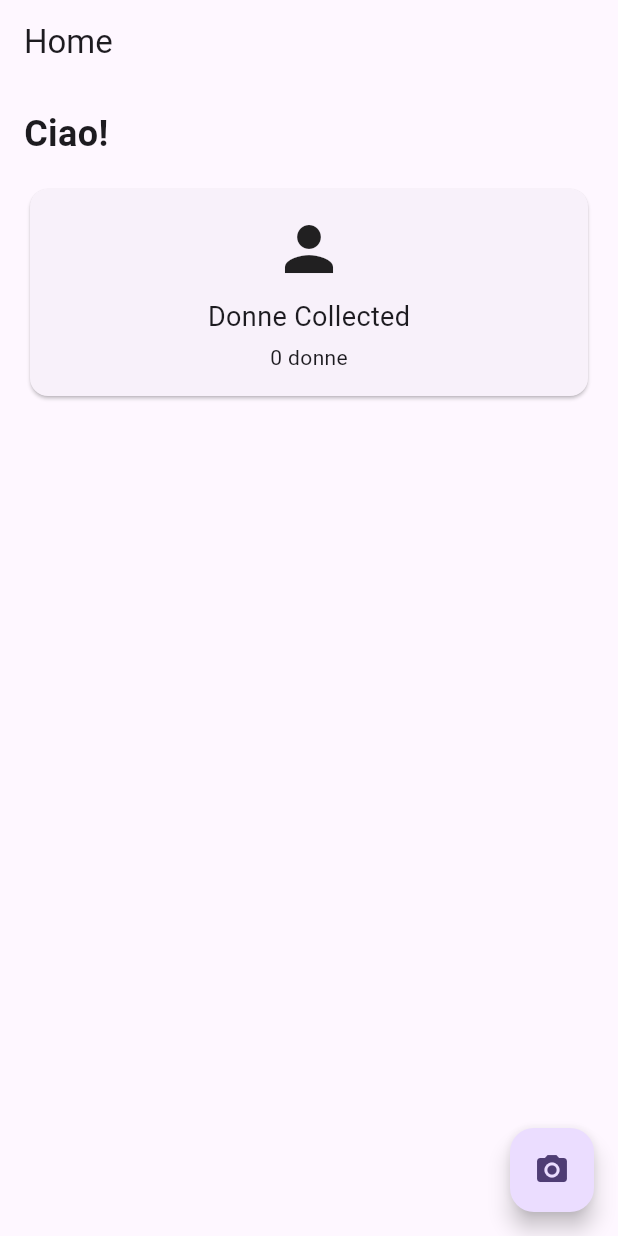
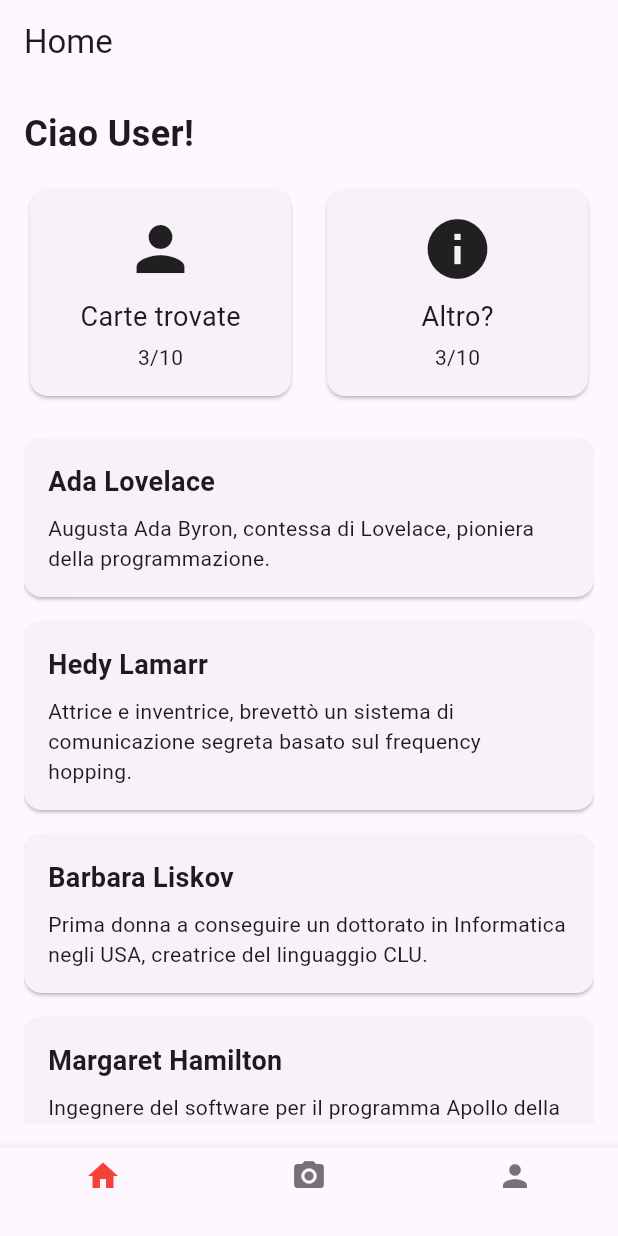
Before and after one commit to elenam001/donne_in_informatica, a Flutter app: the screen it shows after launch, on a phone screen of 412 x 824 dp. Run offline on Flutter 3.47's test engine with Material 3 defaults, Android fonts, the phone set to English and light mode, and no system bars; our stand-ins replace sqflite; missing offline and left inert: mobile_scanner; accounts and stored records are empty.

Commit message:
aggiunta ui home e account + riempito db

```diff
--- a/lib/db/db.dart
+++ b/lib/db/db.dart
@@ -27,35 +27,43 @@ class DatabaseHelper {
     const idType = 'INTEGER PRIMARY KEY AUTOINCREMENT';
     const textType = 'TEXT NOT NULL';
 
-    await db.execute(
-      '''
+    // Creazione della tabella "donna"
+    await db.execute('''
       CREATE TABLE donna (
         id $idType,
         nome $textType,
         description $textType
-      )
+      );
+    ''');
 
-      INSERT INTO donna [(id, nome, descrizione)]
-      VALUES (1, Ada Lovelace, "Augusta Ada Byron, contessa di Lovelace, nacque il 10 dicembre 1815 a Londra, figlia del celebre poeta Lord Byron e di Anne Isabella Milbanke, un'aristocratica inglese appassionata di matematica.
+    // Creazione della tabella "collezionata"
+    await db.execute('''
+      CREATE TABLE collezionata (
+        id $idType,
+        idDonna $idType
+      );
+    ''');
 
-      Fin dalla giovane età, Ada ricevette un'educazione rigorosa e completa, comprensiva di musica, lingue straniere e, soprattutto, matematica, grazie alla determinazione della madre di evitare che la figlia seguisse le orme artistiche del padre. Ada fu allieva della nota matematica e astronoma Mary Somerville, che le presentò il matematico Charles Babbage nel 1833. Questa presentazione segnò l'inizio di una collaborazione cruciale nella storia dell'informatica.
+    // Inserimento dei dati nella tabella "donna"
+    await _insertInitialData(db);
+  }
 
-      Babbage stava lavorando al progetto della sua Macchina Analitica, un calcolatore meccanico capace di eseguire qualsiasi calcolo matematico complesso. Ada fu profondamente affascinata dalla macchina e dalla sua potenziale applicazione. Nel 1842, Ada tradusse un articolo del matematico italiano Luigi Federico Menabrea che descriveva la Macchina Analitica. La traduzione fu arricchita con note estensive di suo pugno, che risultarono essere più dettagliate e lungimiranti dell'articolo stesso.
+  Future _insertInitialData(Database db) async {
+    await db.execute('''
+      INSERT INTO donna (nome, description) VALUES
+      ('Ada Lovelace', 'Augusta Ada Byron, contessa di Lovelace, pioniera della programmazione.'),
+      ('Hedy Lamarr', 'Attrice e inventrice, brevettò un sistema di comunicazione segreta basato sul frequency hopping.'),
+      ('Barbara Liskov', 'Prima donna a conseguire un dottorato in Informatica negli USA, creatrice del linguaggio CLU.'),
+      ('Margaret Hamilton', 'Ingegnere del software per il programma Apollo della NASA, contribuì all\'allunaggio.'),
+      ('Grace Hopper', 'Pioniera dell\'informatica, sviluppò il primo compilatore per computer e contribuì allo sviluppo di COBOL.'),
+      ('Frances Elizabeth Allen', 'Prima donna a vincere il Premio Turing per i suoi contributi all\'ottimizzazione dei compilatori.'),
+      ('Fei-Fei Li', 'Professoressa di Stanford e creatrice di ImageNet, una risorsa chiave per il deep learning.'),
+      ('Shafi Goldwasser', 'Figura di spicco nella crittografia e nell\'informatica teorica, vincitrice del Turing Award.'),
+      ('Luigia Carlucci Aiello', 'Fondatrice dell\'intelligenza artificiale in Italia e promotrice di progetti di ricerca su sistemi intelligenti.'),
+      ('Code Girls', 'Oltre 10.000 donne americane reclutate per decifrare codici durante la Seconda Guerra Mondiale.');
+    ''');
+  }
 
-      Le note di Ada Lovelace non si limitarono a spiegare il funzionamento della macchina, ma introdussero concetti che oggi sono fondamentali nell'informatica. Ada descrisse un algoritmo per calcolare i numeri di Bernoulli, il che le valse il titolo di "prima programmatrice" della storia. Le sue idee includevano l'uso di subroutine e iterazioni, elementi chiave nei moderni linguaggi di programmazione.
-
-      Ada immaginò che la Macchina Analitica potesse fare molto più che semplici calcoli numerici. Previde che potesse essere programmata per eseguire una varietà di compiti, come comporre musica o manipolare simboli. Questa visione prefigurava l'idea dei computer moderni come strumenti multifunzionali.
-
-      Nonostante non vide mai la Macchina Analitica costruita, Ada Lovelace lasciò un'eredità duratura nel campo dell'informatica. La sua capacità di vedere oltre le applicazioni immediate della macchina di Babbage e di immaginare un futuro in cui le macchine potessero svolgere una vasta gamma di compiti è stata fondamentale. Oggi, in suo onore, ogni anno si celebra l'Ada Lovelace Day, per riconoscere e commemorare i contributi delle donne nelle discipline STEM."
-      );
-
-      CREATE TABLE collezionata (
-        id $idType
-        idDonna $idType
-      )
-      '''
-    );
-  }
   Future<int> insertCollected(Map<String, dynamic> row) async {
     final db = await instance.database;
 
@@ -65,20 +73,20 @@ class DatabaseHelper {
   Future<List<Map<String, dynamic>>> queryAllRows() async {
     final db = await instance.database;
 
-    return await db.query('items');
+    return await db.query('donna');
   }
 
   Future<int> update(Map<String, dynamic> row) async {
     final db = await instance.database;
     int id = row['id'];
 
-    return await db.update('items', row, where: 'id = ?', whereArgs: [id]);
+    return await db.update('donna', row, where: 'id = ?', whereArgs: [id]);
   }
 
   Future<int> delete(int id) async {
     final db = await instance.database;
 
-    return await db.delete('items', where: 'id = ?', whereArgs: [id]);
+    return await db.delete('donna', where: 'id = ?', whereArgs: [id]);
   }
 
   Future close() async {
--- a/lib/view/home.dart
+++ b/lib/view/home.dart
@@ -1,6 +1,7 @@
 import 'package:flutter/material.dart';
 import 'package:mobile_scanner/mobile_scanner.dart';
 import 'package:donne_e_informatica/db/db.dart';
+import 'profile.dart'; // Importa la pagina del profilo
 
 class HomePage extends StatefulWidget {
   @override
@@ -11,6 +12,7 @@ class _HomePageState extends State<HomePage> {
   late DatabaseHelper dbHelper;
   List<Map<String, dynamic>> donne = [];
   int collectedCount = 0;
+  int _selectedIndex = 0; // Indice della pagina selezionata
 
   @override
   void initState() {
@@ -31,7 +33,7 @@ class _HomePageState extends State<HomePage> {
     Map<String, dynamic> row = {
       'idDonna': idDonna,
     };
-    await dbHelper.insertCollected(row);
+    //await dbHelper.insertCollected(row);
     _loadItems();
   }
 
@@ -39,9 +41,29 @@ class _HomePageState extends State<HomePage> {
     Navigator.of(context).push(MaterialPageRoute(
       builder: (context) => QRViewScreen(onScanned: (id) {
         _addCollected(id);
-        Navigator.of(context).pop(); // Close the scanner screen
+        Navigator.of(context).pop(); // Chiude lo schermo del QR scanner
       }),
     ));
+  }
+
+  void _onItemTapped(int index) {
+    setState(() {
+      _selectedIndex = index;
+    });
+
+    // Gestisce la navigazione in base all'icona cliccata
+    if (index == 0) {
+      // Resta nella HomePage
+      Navigator.of(context)
+          .push(MaterialPageRoute(builder: (context) => HomePage()));
+    } else if (index == 1) {
+      // Apre lo scanner
+      _scanQRCode();
+    } else if (index == 2) {
+      // Naviga alla pagina profilo
+      Navigator.of(context)
+          .push(MaterialPageRoute(builder: (context) => AccountPage()));
+    }
   }
 
   @override
@@ -56,35 +78,57 @@ class _HomePageState extends State<HomePage> {
           crossAxisAlignment: CrossAxisAlignment.start,
           children: [
             Text(
-              'Ciao!',
+              'Ciao User!',
               style: TextStyle(fontSize: 24, fontWeight: FontWeight.bold),
             ),
             SizedBox(height: 16),
-            _buildCard('Donne Collected', '$collectedCount donne', Icons.person),
+            Row(
+              children: [
+                _buildCard('Carte trovate', '3/10', Icons.person),
+                SizedBox(width: 16),
+                _buildCard('Altro?', '3/10', Icons.info),
+              ],
+            ),
             SizedBox(height: 16),
             Expanded(
               child: ListView.builder(
                 itemCount: donne.length,
                 itemBuilder: (context, index) {
-                  return _buildListItem(donne[index]['nome'], donne[index]['description']);
+                  return _buildListItem(
+                      donne[index]['nome'], donne[index]['description']);
                 },
               ),
             ),
           ],
         ),
       ),
-      floatingActionButton: FloatingActionButton(
-        onPressed: _scanQRCode,
-        child: Icon(Icons.camera_alt),
+      bottomNavigationBar: BottomNavigationBar(
+        items: const <BottomNavigationBarItem>[
+          BottomNavigationBarItem(
+            icon: Icon(Icons.home),
+            label: '',
+          ),
+          BottomNavigationBarItem(
+            icon: Icon(Icons.camera_alt),
+            label: '',
+          ),
+          BottomNavigationBarItem(
+            icon: Icon(Icons.person),
+            label: '',
+          ),
+        ],
+        currentIndex: _selectedIndex, // Mostra l'indice selezionato
+        selectedItemColor: Colors.red,
+        onTap: _onItemTapped, // Gestisce il tap sui bottoni
       ),
     );
   }
 
   Widget _buildCard(String title, String subtitle, IconData icon) {
-    return Card(
+    return Expanded(
+      child: Card(
         child: Container(
           padding: EdgeInsets.all(16),
-        width: double.infinity,
           child: Column(
             children: [
               Icon(icon, size: 48),
@@ -93,6 +137,7 @@ class _HomePageState extends State<HomePage> {
               SizedBox(height: 4),
               Text(subtitle),
             ],
+          ),
         ),
       ),
     );
@@ -106,7 +151,8 @@ class _HomePageState extends State<HomePage> {
         child: Column(
           crossAxisAlignment: CrossAxisAlignment.start,
           children: [
-            Text(title, style: TextStyle(fontSize: 18, fontWeight: FontWeight.bold)),
+            Text(title,
+                style: TextStyle(fontSize: 18, fontWeight: FontWeight.bold)),
             SizedBox(height: 8),
             Text(subtitle),
           ],
```
Also changed, not shown: lib/view/profile.dart (+113 -0 lines), pubspec.lock. Lines whose indentation alone changed are shown as unchanged.
